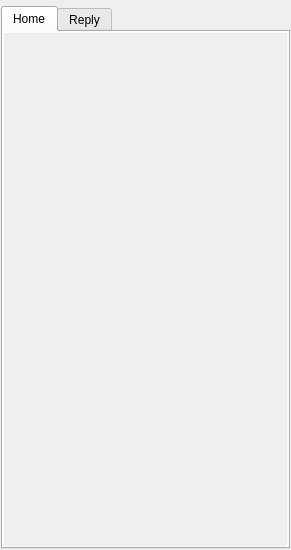
This is src/timelinewidget_base.ui in KDE/choqok as Qt 5 draws it before an edit. The edited form follows.
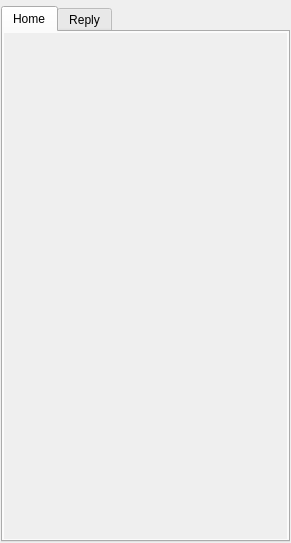
This is the edited form. Custom widgets are drawn as their Qt base class.

```diff
--- a/src/timelinewidget_base.ui
+++ b/src/timelinewidget_base.ui
@@ -6,7 +6,7 @@
     <x>0</x>
     <y>0</y>
     <width>291</width>
-    <height>550</height>
+    <height>543</height>
    </rect>
   </property>
   <property name="sizePolicy" >
@@ -54,12 +54,6 @@
    </item>
    <item>
     <widget class="KTabWidget" name="tabs" >
-     <property name="sizePolicy" >
-      <sizepolicy vsizetype="MinimumExpanding" hsizetype="Expanding" >
-       <horstretch>0</horstretch>
-       <verstretch>0</verstretch>
-      </sizepolicy>
-     </property>
      <property name="tabPosition" >
       <enum>QTabWidget::North</enum>
      </property>
@@ -112,7 +106,7 @@
             <x>0</x>
             <y>0</y>
             <width>279</width>
-            <height>509</height>
+            <height>502</height>
            </rect>
           </property>
           <layout class="QVBoxLayout" name="verticalLayout_5" >
@@ -132,9 +126,6 @@
                <property name="orientation" >
                 <enum>Qt::Vertical</enum>
                </property>
-               <property name="sizeType" >
-                <enum>QSizePolicy::MinimumExpanding</enum>
-               </property>
                <property name="sizeHint" stdset="0" >
                 <size>
                  <width>20</width>
```
Left out of the diff: 3 changed lines with no effect on the pictures.
